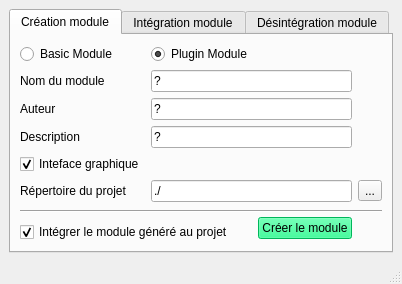
Qt form PluginModules/ModuleDesigner/ihm_ModuleDesigner.ui (CRLG/LABOTBOX) before a commit.
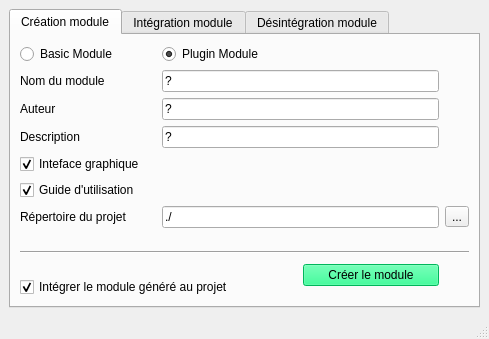
The same form after that commit.

Commit message: Guides d'utilisation pour les modules

Diff of the .ui file:
```diff
--- a/PluginModules/ModuleDesigner/ihm_ModuleDesigner.ui
+++ b/PluginModules/ModuleDesigner/ihm_ModuleDesigner.ui
@@ -6,8 +6,8 @@
    <rect>
     <x>0</x>
     <y>0</y>
-    <width>372</width>
-    <height>279</height>
+    <width>489</width>
+    <height>339</height>
    </rect>
   </property>
   <property name="windowTitle">
@@ -34,13 +34,10 @@
         <string>Créer un nouveau module</string>
        </attribute>
        <layout class="QGridLayout" name="gridLayout">
-        <item row="0" column="0">
-         <widget class="QRadioButton" name="ModuleTypeBasic">
+        <item row="1" column="0">
+         <widget class="QLabel" name="label">
           <property name="text">
-           <string>Basic Module</string>
-          </property>
-          <property name="checked">
-           <bool>false</bool>
+           <string>Nom du module</string>
           </property>
          </widget>
         </item>
@@ -54,10 +51,20 @@
           </property>
          </widget>
         </item>
-        <item row="1" column="0">
-         <widget class="QLabel" name="label">
+        <item row="0" column="0">
+         <widget class="QRadioButton" name="ModuleTypeBasic">
           <property name="text">
-           <string>Nom du module</string>
+           <string>Basic Module</string>
+          </property>
+          <property name="checked">
+           <bool>false</bool>
+          </property>
+         </widget>
+        </item>
+        <item row="2" column="1" colspan="2">
+         <widget class="QLineEdit" name="auteur">
+          <property name="text">
+           <string>?</string>
           </property>
          </widget>
         </item>
@@ -68,6 +75,36 @@
           </property>
          </widget>
         </item>
+        <item row="8" column="2" rowspan="2">
+         <widget class="QPushButton" name="PB_generate">
+          <property name="toolTip">
+           <string>Crée un répertoire et génère les fichiers dedans</string>
+          </property>
+          <property name="styleSheet">
+           <string notr="true">background-color: rgb(0, 255, 127);
+</string>
+          </property>
+          <property name="text">
+           <string>Créer le module</string>
+          </property>
+         </widget>
+        </item>
+        <item row="9" column="0" colspan="2">
+         <widget class="QCheckBox" name="chbx_integrer_modume_au_projet">
+          <property name="toolTip">
+           <string>&lt;html&gt;&lt;head/&gt;&lt;body&gt;&lt;p&gt;Modifie les fichiers .pro / .cpp / .h du projet pour intégrer automatiquement le nouveau module. Décocher cette case pour que le module soit créé mais que les fichiers du projets ne soient pas modifiés.&lt;/p&gt;&lt;/body&gt;&lt;/html&gt;</string>
+          </property>
+          <property name="text">
+           <string>Intégrer le module généré au projet</string>
+          </property>
+          <property name="checkable">
+           <bool>true</bool>
+          </property>
+          <property name="checked">
+           <bool>true</bool>
+          </property>
+         </widget>
+        </item>
         <item row="2" column="0">
          <widget class="QLabel" name="label_2">
           <property name="text">
@@ -75,8 +112,41 @@
           </property>
          </widget>
         </item>
-        <item row="2" column="1" colspan="2">
-         <widget class="QLineEdit" name="auteur">
+        <item row="6" column="3">
+         <widget class="QToolButton" name="PB_choix_repertoire">
+          <property name="text">
+           <string>...</string>
+          </property>
+          <property name="popupMode">
+           <enum>QToolButton::DelayedPopup</enum>
+          </property>
+          <property name="autoRaise">
+           <bool>false</bool>
+          </property>
+          <property name="arrowType">
+           <enum>Qt::NoArrow</enum>
+          </property>
+         </widget>
+        </item>
+        <item row="7" column="0" rowspan="2" colspan="4">
+         <widget class="Line" name="line">
+          <property name="orientation">
+           <enum>Qt::Horizontal</enum>
+          </property>
+         </widget>
+        </item>
+        <item row="6" column="1" colspan="2">
+         <widget class="QLineEdit" name="repertoire_projet">
+          <property name="toolTip">
+           <string>Indique le répertoire du projet LaBotBox (répertoire où se trouve le fichier .pro)</string>
+          </property>
+          <property name="text">
+           <string>./</string>
+          </property>
+         </widget>
+        </item>
+        <item row="3" column="1" colspan="2">
+         <widget class="QLineEdit" name="description">
           <property name="text">
            <string>?</string>
           </property>
@@ -89,13 +159,6 @@
           </property>
          </widget>
         </item>
-        <item row="3" column="1" colspan="2">
-         <widget class="QLineEdit" name="description">
-          <property name="text">
-           <string>?</string>
-          </property>
-         </widget>
-        </item>
         <item row="4" column="0">
          <widget class="QCheckBox" name="chbx_interface_graphique">
           <property name="toolTip">
@@ -112,70 +175,17 @@
           </property>
          </widget>
         </item>
-        <item row="5" column="0">
+        <item row="6" column="0">
          <widget class="QLabel" name="label_4">
           <property name="text">
            <string>Répertoire du projet</string>
           </property>
          </widget>
         </item>
-        <item row="5" column="1" colspan="2">
-         <widget class="QLineEdit" name="repertoire_projet">
-          <property name="toolTip">
-           <string>Indique le répertoire du projet LaBotBox (répertoire où se trouve le fichier .pro)</string>
-          </property>
+        <item row="5" column="0">
+         <widget class="QCheckBox" name="chbx_guide_utilisation">
           <property name="text">
-           <string>./</string>
-          </property>
-         </widget>
-        </item>
-        <item row="5" column="3">
-         <widget class="QToolButton" name="PB_choix_repertoire">
-          <property name="text">
-           <string>...</string>
-          </property>
-          <property name="popupMode">
-           <enum>QToolButton::DelayedPopup</enum>
-          </property>
-          <property name="autoRaise">
-           <bool>false</bool>
-          </property>
-          <property name="arrowType">
-           <enum>Qt::NoArrow</enum>
-          </property>
-         </widget>
-        </item>
-        <item row="6" column="0" rowspan="2" colspan="4">
-         <widget class="Line" name="line">
-          <property name="orientation">
-           <enum>Qt::Horizontal</enum>
-          </property>
-         </widget>
-        </item>
-        <item row="7" column="2" rowspan="2">
-         <widget class="QPushButton" name="PB_generate">
-          <property name="toolTip">
-           <string>Crée un répertoire et génère les fichiers dedans</string>
-          </property>
-          <property name="styleSheet">
-           <string notr="true">background-color: rgb(0, 255, 127);
-</string>
-          </property>
-          <property name="text">
-           <string>Créer le module</string>
-          </property>
-         </widget>
-        </item>
-        <item row="8" column="0" colspan="2">
-         <widget class="QCheckBox" name="chbx_integrer_modume_au_projet">
-          <property name="toolTip">
-           <string>&lt;html&gt;&lt;head/&gt;&lt;body&gt;&lt;p&gt;Modifie les fichiers .pro / .cpp / .h du projet pour intégrer automatiquement le nouveau module. Décocher cette case pour que le module soit créé mais que les fichiers du projets ne soient pas modifiés.&lt;/p&gt;&lt;/body&gt;&lt;/html&gt;</string>
-          </property>
-          <property name="text">
-           <string>Intégrer le module généré au projet</string>
-          </property>
-          <property name="checkable">
-           <bool>true</bool>
+           <string>Guide d'utilisation</string>
           </property>
           <property name="checked">
            <bool>true</bool>
@@ -355,8 +365,8 @@
     <rect>
      <x>0</x>
      <y>0</y>
-     <width>372</width>
-     <height>18</height>
+     <width>489</width>
+     <height>25</height>
     </rect>
    </property>
   </widget>
```
The commit also changes 43 other files.
